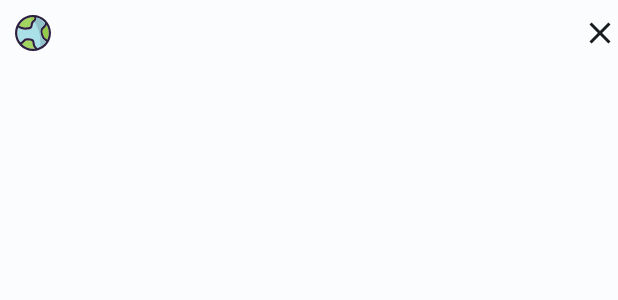
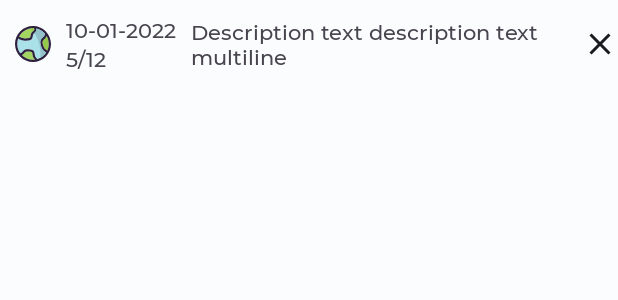
Before and after one commit to user7/POTD, an Android app: the layout fragment_bookmarks_item_epic.xml on its own in the app's theme, with its tools: preview values and no code run, on a phone screen of 412 x 824 dp. Shown: the top 300 px of the screen. Run offline under Robolectric (Android 15) with nearby library versions, the phone set to English and light mode, and no system bars.

Commit message:
Номер фото в закладках EPIC и Mars

```diff
--- a/app/src/main/java/com/geekbrains/potd/fragments/bookmarks/BookmarksFragment.kt
+++ b/app/src/main/java/com/geekbrains/potd/fragments/bookmarks/BookmarksFragment.kt
@@ -27,7 +27,7 @@ class BookmarksFragment(private val navigator: Navigator) : BookmarkableFragment
         savedInstanceState: Bundle?
     ): View {
         _binding = FragmentBookmarksBinding.inflate(inflater, container, false)
-        adapter = BookmarksAdapter(navigator, mainViewModel.bookmarks)
+        adapter = BookmarksAdapter(navigator, mainViewModel.bookmarks, requireContext())
         binding.bookmarksRecyclerView.adapter = adapter
         itemTouchHelper.attachToRecyclerView(binding.bookmarksRecyclerView)
         return binding.root
--- a/app/src/main/res/layout/fragment_bookmarks_item_epic.xml
+++ b/app/src/main/res/layout/fragment_bookmarks_item_epic.xml
@@ -1,6 +1,7 @@
 <?xml version="1.0" encoding="utf-8"?>
 <androidx.constraintlayout.widget.ConstraintLayout xmlns:android="http://schemas.android.com/apk/res/android"
     xmlns:app="http://schemas.android.com/apk/res-auto"
+    xmlns:tools="http://schemas.android.com/tools"
     android:layout_width="match_parent"
     android:layout_height="wrap_content">
 
@@ -19,10 +20,24 @@
         android:id="@+id/bookmarkDate"
         android:layout_width="wrap_content"
         android:layout_height="wrap_content"
-        android:layout_margin="@dimen/bookmarks_recycler_item_margins"
+        android:layout_marginHorizontal="@dimen/bookmarks_recycler_item_margins"
+        android:layout_marginVertical="@dimen/bookmarks_recycler_item_margins"
+        app:layout_constraintStart_toEndOf="@id/bookmarkTypeIcon"
+        app:layout_constraintTop_toTopOf="parent"
+        app:layout_constraintVertical_chainStyle="packed"
+        tools:text="10-01-2022" />
+
+    <TextView
+        android:id="@+id/bookmarkPhotoIndex"
+        android:layout_width="wrap_content"
+        android:layout_height="wrap_content"
+        android:layout_marginHorizontal="@dimen/bookmarks_recycler_item_margins"
+        android:layout_marginBottom="@dimen/bookmarks_recycler_item_margins"
         app:layout_constraintBottom_toBottomOf="parent"
         app:layout_constraintStart_toEndOf="@id/bookmarkTypeIcon"
-        app:layout_constraintTop_toTopOf="parent" />
+        app:layout_constraintTop_toBottomOf="@id/bookmarkDate"
+        app:layout_constraintVertical_chainStyle="packed"
+        tools:text="5/12" />
 
     <TextView
         android:id="@+id/bookmarkText"
@@ -33,7 +48,8 @@
         app:layout_constraintEnd_toEndOf="parent"
         app:layout_constraintEnd_toStartOf="@id/deleteBookmarkButton"
         app:layout_constraintStart_toEndOf="@id/bookmarkDate"
-        app:layout_constraintTop_toTopOf="parent" />
+        app:layout_constraintTop_toTopOf="parent"
+        tools:text="Description text description text multiline" />
 
     <ImageView
         android:id="@+id/deleteBookmarkButton"
--- a/app/src/main/res/values/strings.xml
+++ b/app/src/main/res/values/strings.xml
@@ -68,6 +68,7 @@
     <string name="button_label_green">GREEN</string>
     <string name="no_photos_for_date">"No photos for %s"</string>
     <string name="photo_counter_and_date_label">"%1$s/%2$s\n%3$s"</string>
+    <string name="photo_counter">"%1$s/%2$s"</string>
     <string name="picture_of_the_day_icon">picture of the day icon</string>
     <string name="mars_icon">mars icon</string>
     <string name="earth_icon">earth icon</string>
```
Also changed, not shown: app/src/main/java/com/geekbrains/potd/fragments/bookmarks/BookmarksAdapter.kt (+13 -1 lines), app/src/main/res/layout/fragment_bookmarks_item_mars.xml (+20 -3 lines).
